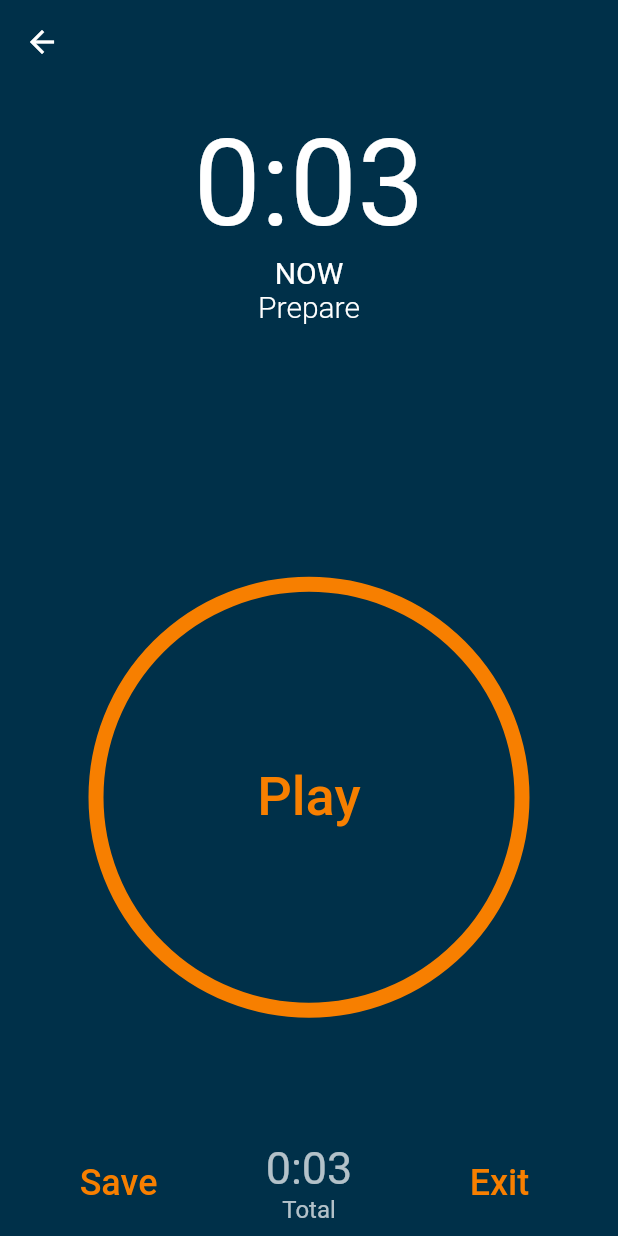
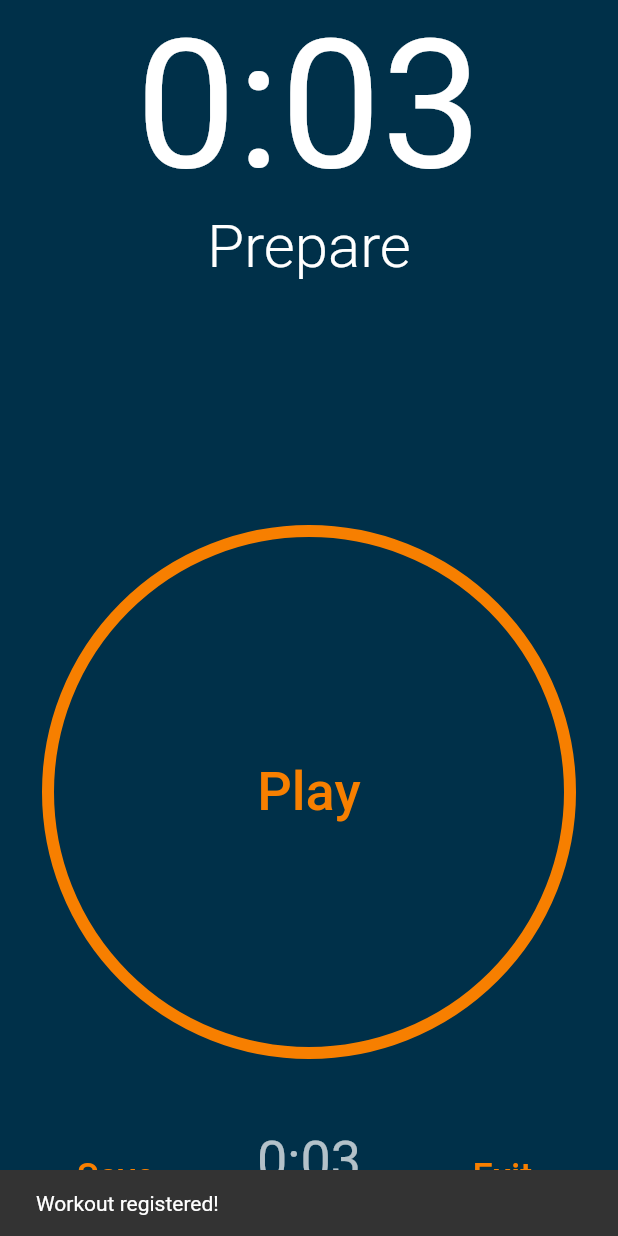
Before and after one commit to martinjedwabny/protalyze, a Flutter app: the CountDownPage screen opened directly with empty values, after a tap on "Save", on a phone screen of 412 x 824 dp. Run offline on Flutter 3.47's test engine with Material 2 defaults, Android fonts, the light colour scheme and no system bars; drawn by our look-alikes of auto_size_text; our stand-ins replace audioplayers, cloud_firestore, firebase_auth, google_fonts, wakelock; missing offline and left inert: cloud_firestore_web, firebase_auth_web, firebase_core_web; accounts and stored records are empty; statements that could not run were skipped.

Commit message:
Fix text size and workout register problem

```diff
--- a/lib/pages/CountdownPage.dart
+++ b/lib/pages/CountdownPage.dart
@@ -7,6 +7,7 @@ import 'package:Protalyze/domain/Workout.dart';
 import 'package:Protalyze/misc/DurationFormatter.dart';
 import 'package:Protalyze/misc/ScreenPersist.dart';
 import 'package:Protalyze/widgets/SingleMessageConfirmationDialog.dart';
+import 'package:auto_size_text/auto_size_text.dart';
 import 'package:flutter/material.dart';
 import 'dart:math' as math;
 import 'package:audioplayers/audio_cache.dart';
@@ -100,13 +101,12 @@ class _CountDownPageState extends State<CountDownPage> with TickerProviderStateM
   }
 
   Widget buildCurrentTimeWidget() {
-    var currentTimeFontSize = 80.0;
+    var currentTimeFontSize = 120.0;
     return Container(
       alignment: Alignment.topCenter,
-      padding: EdgeInsets.only(top: 20.0),
       child: Text(
         blockRemainingTimeString,
-        style: TextStyle(fontSize: currentTimeFontSize, color: Colors.white),
+        style: TextStyle(fontSize: currentTimeFontSize, color: Colors.white,),
       ),
     );
   }
@@ -120,8 +120,8 @@ class _CountDownPageState extends State<CountDownPage> with TickerProviderStateM
         Container(
           padding: EdgeInsets.only(left: 70, right: 70),
           child: Container(
-            height: 140.0,
-            child: Column( children: exercisesTexts, ),
+            height: 170.0,
+            child: exercisesTexts,
             )
           ),
         ],
@@ -132,7 +132,7 @@ class _CountDownPageState extends State<CountDownPage> with TickerProviderStateM
   Widget buildProgressCircle(){
     return Expanded(
       child: Padding(
-        padding: EdgeInsets.all(64.0),
+        padding: EdgeInsets.all(32.0),
         child: Align(
           alignment: FractionalOffset.center,
           child: AspectRatio(
@@ -156,8 +156,14 @@ class _CountDownPageState extends State<CountDownPage> with TickerProviderStateM
                             togglePlayPause();
                             setState(() {});
                           },
+                          // child: Icon(
+                          //   this.countdownFinished()? Icons.done : !this._isPause ? Icons.pause : Icons.play_arrow,
+                          //   size: 48,
+                          //   color: this._buttonsColor,
+                          // )
                           child: Text(this.countdownFinished()? 'Done' : !this._isPause ? "Pause" : "Play",
                             style: TextStyle(fontSize: 36.0, color: this._buttonsColor),)
+
                           );
                     }),
                 )
@@ -169,7 +175,7 @@ class _CountDownPageState extends State<CountDownPage> with TickerProviderStateM
     );
   }
 
-  Widget buildBottomButtons(){
+  Widget buildBottomButtons(BuildContext context){
     return Container(
       child: Padding(
         padding: EdgeInsets.all(8.0),
@@ -178,27 +184,18 @@ class _CountDownPageState extends State<CountDownPage> with TickerProviderStateM
           children: [
             FlatButton(
               onPressed: () {
-                PastWorkout toSave = PastWorkout(
-                    this.widget._workout, DateTime.now());
-                Provider.of<PastWorkoutNotifier>(context,
-                        listen: false)
-                    .addPastWorkout(toSave)
-                    .then((v) {
-                  Scaffold.of(context).showSnackBar(SnackBar(
-                    content: Text('Workout registered!'),
-                  ));
-                });
+                handleSaveWorkoutButton(context);
               },
               child: Text("Save", style: TextStyle(fontSize: 24.0, color: this._buttonsColor))
             ),
             Column(
               children: [
                 SizedBox(
-                  height: 36.0,
+                  height: 44.0,
                   child:
                     Text(totalRemainingTimeString,
                     style: TextStyle(
-                      fontSize: 30.0,
+                      fontSize: 36.0,
                       color: Colors.white70,
                     ),
                   ),
@@ -223,6 +220,15 @@ class _CountDownPageState extends State<CountDownPage> with TickerProviderStateM
     );
   }
 
+  void handleSaveWorkoutButton(BuildContext context){
+    PastWorkout toSave = PastWorkout(this.widget._workout, DateTime.now());
+    Provider.of<PastWorkoutNotifier>(context, listen: false).addPastWorkout(toSave).then((v) {
+      Scaffold.of(context).showSnackBar(SnackBar(
+        content: Text('Workout registered!'),
+      ));
+    });
+  }
+
   void handleExitButton(){
     if (this.countdownFinished())
       Navigator.pop(context, () {});
@@ -240,9 +246,9 @@ class _CountDownPageState extends State<CountDownPage> with TickerProviderStateM
   @override
   Widget build(BuildContext context) {
     return Scaffold(
-      appBar: AppBar(
-        title: Text(this.widget._workout.name),
-      ),
+      // appBar: AppBar(
+      //   title: Text(this.widget._workout.name),
+      // ),
       backgroundColor: Palette.darkBlueColor,
       body: AnimatedBuilder(
           animation: _controller,
@@ -252,7 +258,7 @@ class _CountDownPageState extends State<CountDownPage> with TickerProviderStateM
                 buildCurrentTimeWidget(),
                 buildExercisesWidget(),
                 buildProgressCircle(),
-                buildBottomButtons(),
+                buildBottomButtons(context),
               ],
             );
           }
@@ -280,41 +286,52 @@ class _CountDownPageState extends State<CountDownPage> with TickerProviderStateM
     return this._countdownElements[0].name;
   }
 
-  List<Text> get exercisesTexts {
-    List<Text> texts = new List<Text>();
-    if (this.currentExerciseString.length > 0) {
-      texts.add(Text(
-        'NOW',
-        textAlign: TextAlign.center,
-        style: TextStyle(fontSize: 20.0, color: Colors.white),
-      ));
-      texts.add(Text(
-        currentExerciseString,
-        textAlign: TextAlign.center,
-        style: TextStyle(
-            fontSize: 20.0, fontWeight: FontWeight.w300, color: Colors.white),
-      ));
-    } else {
-      texts.add(Text(
+  Widget get exercisesTexts {
+    if (this._countdownElements.isEmpty) {
+      return Container(child: Text(
         'FINISHED',
         textAlign: TextAlign.center,
-        style: TextStyle(fontSize: 20.0, color: Colors.white),
+        style: TextStyle(fontSize: 40.0, color: Colors.white),
       ));
+    } else if (this._countdownElements.length == 1) {
+      return AutoSizeText(
+        currentExerciseString,
+        maxLines: 2,
+        minFontSize: 10,
+        overflow: TextOverflow.ellipsis,
+        textAlign: TextAlign.center,
+        style: TextStyle(fontSize: 40.0, fontWeight: FontWeight.w300, color: Colors.white),
+      );
+    } else {
+      return Column(children: [
+        Expanded(child:
+          AutoSizeText(
+            currentExerciseString,
+            maxLines: 2,
+            minFontSize: 10,
+            overflow: TextOverflow.ellipsis,
+            textAlign: TextAlign.center,
+            style: TextStyle(fontSize: 40.0, fontWeight: FontWeight.w300, color: Colors.white),
+          ),
+        ),
+        Text(
+          'AFTER',
+          textAlign: TextAlign.center,
+          style: TextStyle(fontSize: 18.0, color: Colors.white70),
+        ),
+        Expanded(child:
+          AutoSizeText(
+            nextExerciseString,
+            maxLines: 1,
+            minFontSize: 10,
+            overflow: TextOverflow.ellipsis,
+            textAlign: TextAlign.center,
+            style: TextStyle(
+                fontSize: 18.0, fontWeight: FontWeight.w300, color: Colors.white70),
+          )
+        )]
+      );
     }
-    if (this.nextExerciseString.length > 0) {
-      texts.add(Text(
-        'AFTER',
-        textAlign: TextAlign.center,
-        style: TextStyle(fontSize: 20.0, color: Colors.white70),
-      ));
-      texts.add(Text(
-        nextExerciseString,
-        textAlign: TextAlign.center,
-        style: TextStyle(
-            fontSize: 20.0, fontWeight: FontWeight.w300, color: Colors.white70),
-      ));
-    }
-    return texts;
   }
 }
 
@@ -331,7 +348,7 @@ class CustomTimerPainter extends CustomPainter {
   void paint(Canvas canvas, Size size) {
     Paint paint = Paint()
       ..color = color
-      ..strokeWidth = 10.0
+      ..strokeWidth = 8.0
       ..strokeCap = StrokeCap.butt
       ..style = PaintingStyle.stroke;
 
--- a/pubspec.yaml
+++ b/pubspec.yaml
@@ -31,7 +31,7 @@ dependencies:
   google_fonts: ^1.1.0
   provider: ^4.3.1
   wakelock: ^0.1.4+2
-  circular_countdown_timer: ^0.0.7
+  auto_size_text: ^2.1.0
 
 
 
```
Also changed, not shown: pubspec.lock.
